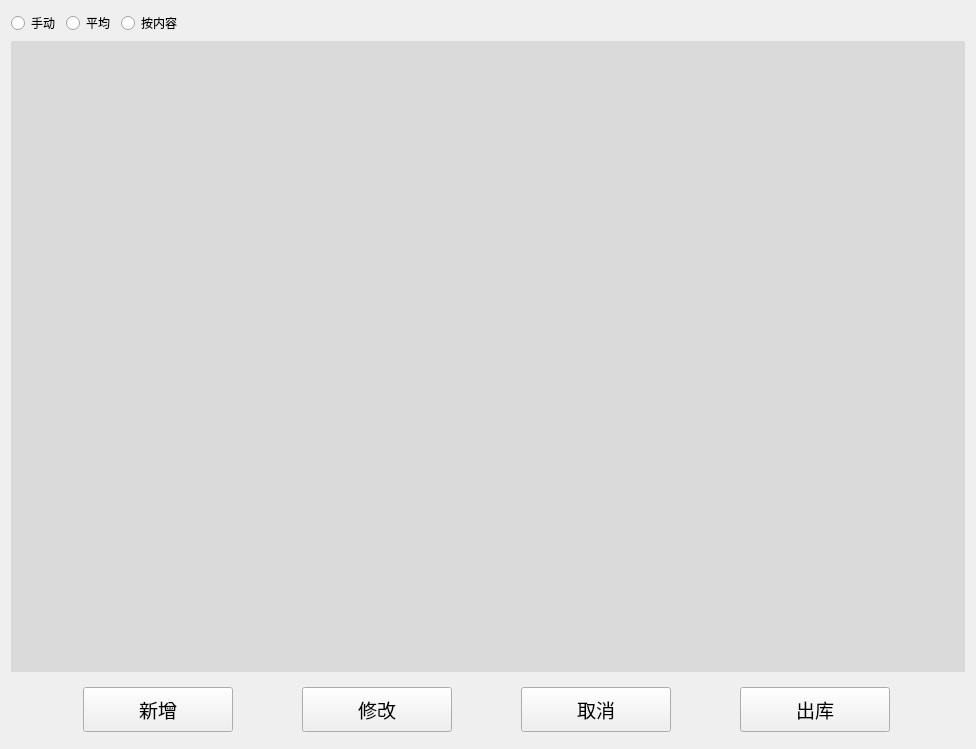
The window that Qt/ERP/ordermanager.ui (superp2017/NTERP) describes before a commit, drawn with Qt 5.
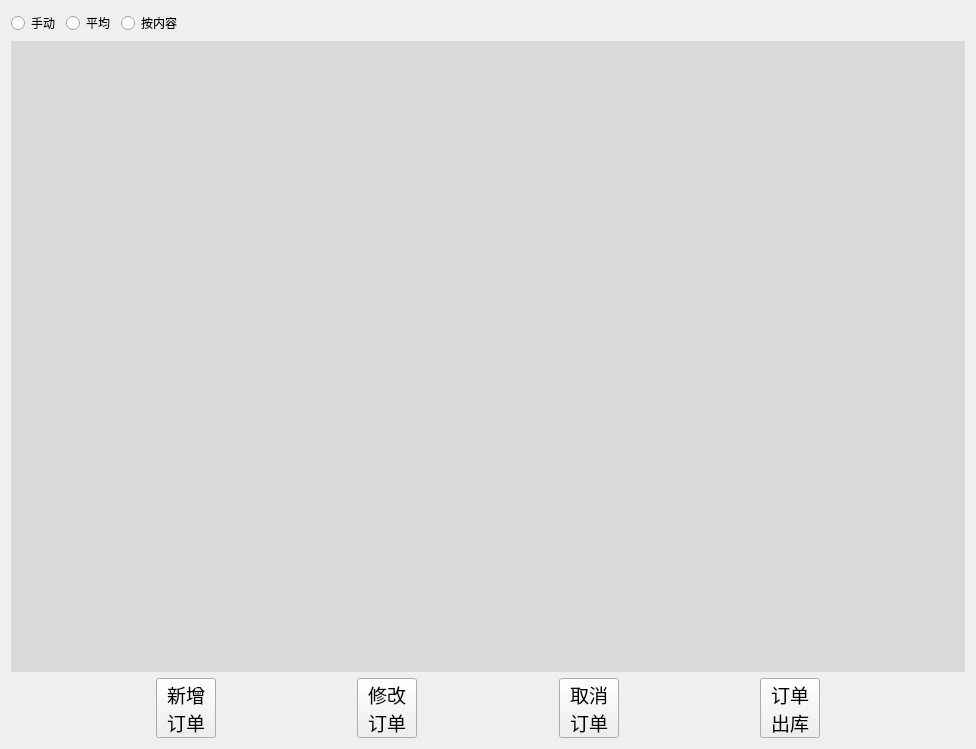
The same window after the commit.

Patch:
```diff
--- a/Qt/ERP/ordermanager.ui
+++ b/Qt/ERP/ordermanager.ui
@@ -83,18 +83,37 @@
       </size>
      </property>
      <layout class="QHBoxLayout" name="horizontalLayout_2">
+      <property name="topMargin">
+       <number>0</number>
+      </property>
+      <property name="bottomMargin">
+       <number>0</number>
+      </property>
+      <item>
+       <spacer name="horizontalSpacer_5">
+        <property name="orientation">
+         <enum>Qt::Horizontal</enum>
+        </property>
+        <property name="sizeHint" stdset="0">
+         <size>
+          <width>40</width>
+          <height>20</height>
+         </size>
+        </property>
+       </spacer>
+      </item>
       <item>
        <widget class="QPushButton" name="pushButton_new">
         <property name="minimumSize">
          <size>
-          <width>0</width>
-          <height>45</height>
+          <width>60</width>
+          <height>60</height>
          </size>
         </property>
         <property name="maximumSize">
          <size>
-          <width>150</width>
-          <height>16777215</height>
+          <width>60</width>
+          <height>60</height>
          </size>
         </property>
         <property name="font">
@@ -104,22 +123,36 @@
          </font>
         </property>
         <property name="text">
-         <string>新增</string>
+         <string>新增
+订单</string>
         </property>
        </widget>
       </item>
+      <item>
+       <spacer name="horizontalSpacer_2">
+        <property name="orientation">
+         <enum>Qt::Horizontal</enum>
+        </property>
+        <property name="sizeHint" stdset="0">
+         <size>
+          <width>40</width>
+          <height>20</height>
+         </size>
+        </property>
+       </spacer>
+      </item>
       <item>
        <widget class="QPushButton" name="pushButton_mod">
         <property name="minimumSize">
          <size>
-          <width>0</width>
-          <height>45</height>
+          <width>60</width>
+          <height>60</height>
          </size>
         </property>
         <property name="maximumSize">
          <size>
-          <width>150</width>
-          <height>16777215</height>
+          <width>60</width>
+          <height>60</height>
          </size>
         </property>
         <property name="font">
@@ -129,22 +162,36 @@
          </font>
         </property>
         <property name="text">
-         <string>修改</string>
+         <string>修改
+订单</string>
         </property>
        </widget>
       </item>
+      <item>
+       <spacer name="horizontalSpacer_3">
+        <property name="orientation">
+         <enum>Qt::Horizontal</enum>
+        </property>
+        <property name="sizeHint" stdset="0">
+         <size>
+          <width>40</width>
+          <height>20</height>
+         </size>
+        </property>
+       </spacer>
+      </item>
       <item>
        <widget class="QPushButton" name="pushButton_cancle">
         <property name="minimumSize">
          <size>
-          <width>0</width>
-          <height>45</height>
+          <width>60</width>
+          <height>60</height>
          </size>
         </property>
         <property name="maximumSize">
          <size>
-          <width>150</width>
-          <height>16777215</height>
+          <width>60</width>
+          <height>60</height>
          </size>
         </property>
         <property name="font">
@@ -154,22 +201,36 @@
          </font>
         </property>
         <property name="text">
-         <string>取消</string>
+         <string>取消
+订单</string>
         </property>
        </widget>
       </item>
+      <item>
+       <spacer name="horizontalSpacer_4">
+        <property name="orientation">
+         <enum>Qt::Horizontal</enum>
+        </property>
+        <property name="sizeHint" stdset="0">
+         <size>
+          <width>40</width>
+          <height>20</height>
+         </size>
+        </property>
+       </spacer>
+      </item>
       <item>
        <widget class="QPushButton" name="pushButton_success">
         <property name="minimumSize">
          <size>
-          <width>0</width>
-          <height>45</height>
+          <width>60</width>
+          <height>60</height>
          </size>
         </property>
         <property name="maximumSize">
          <size>
-          <width>150</width>
-          <height>16777215</height>
+          <width>60</width>
+          <height>60</height>
          </size>
         </property>
         <property name="font">
@@ -179,10 +240,24 @@
          </font>
         </property>
         <property name="text">
-         <string>出库</string>
+         <string>订单
+出库</string>
         </property>
        </widget>
       </item>
+      <item>
+       <spacer name="horizontalSpacer_6">
+        <property name="orientation">
+         <enum>Qt::Horizontal</enum>
+        </property>
+        <property name="sizeHint" stdset="0">
+         <size>
+          <width>40</width>
+          <height>20</height>
+         </size>
+        </property>
+       </spacer>
+      </item>
      </layout>
     </widget>
    </item>
```
